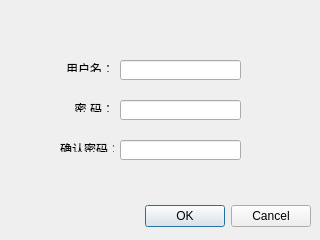
Above: dialog_adduser.ui from puzzledsky/os-course-design before the change. Below: the same form after it.
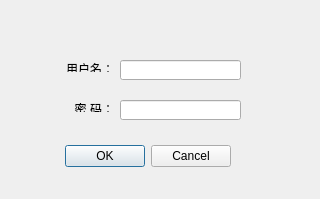
That is the form after the change.

Patch:
```diff
--- a/dialog_adduser.ui
+++ b/dialog_adduser.ui
@@ -7,7 +7,7 @@
     <x>0</x>
     <y>0</y>
     <width>320</width>
-    <height>240</height>
+    <height>199</height>
    </rect>
   </property>
   <property name="windowTitle">
@@ -16,9 +16,9 @@
   <widget class="QDialogButtonBox" name="buttonBox">
    <property name="geometry">
     <rect>
-     <x>10</x>
-     <y>200</y>
-     <width>301</width>
+     <x>60</x>
+     <y>140</y>
+     <width>171</width>
      <height>32</height>
     </rect>
    </property>
@@ -84,38 +84,6 @@
     </rect>
    </property>
   </widget>
-  <widget class="QLineEdit" name="lineEdit_pwd_2">
-   <property name="geometry">
-    <rect>
-     <x>120</x>
-     <y>140</y>
-     <width>121</width>
-     <height>20</height>
-    </rect>
-   </property>
-   <property name="text">
-    <string notr="true"/>
-   </property>
-   <property name="echoMode">
-    <enum>QLineEdit::Password</enum>
-   </property>
-  </widget>
-  <widget class="QLabel" name="label_15">
-   <property name="geometry">
-    <rect>
-     <x>60</x>
-     <y>140</y>
-     <width>54</width>
-     <height>12</height>
-    </rect>
-   </property>
-   <property name="layoutDirection">
-    <enum>Qt::RightToLeft</enum>
-   </property>
-   <property name="text">
-    <string>&lt;html&gt;&lt;head/&gt;&lt;body&gt;&lt;p align=&quot;right&quot;&gt;确认密码：&lt;/p&gt;&lt;/body&gt;&lt;/html&gt;</string>
-   </property>
-  </widget>
  </widget>
  <resources/>
  <connections>
```
